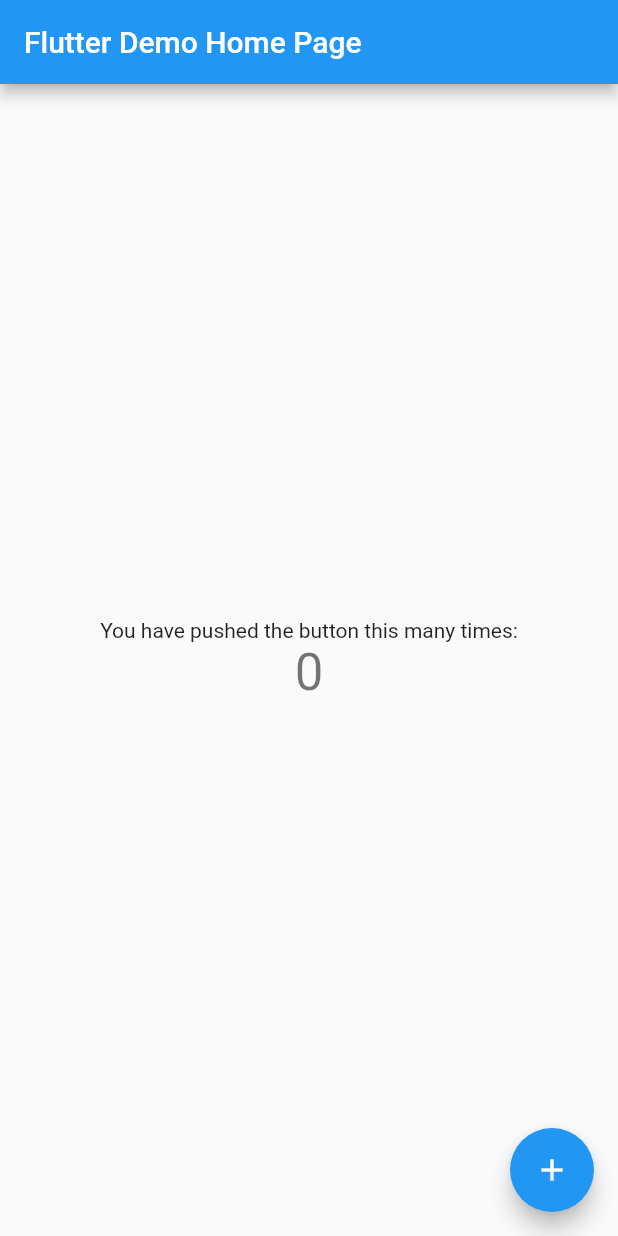
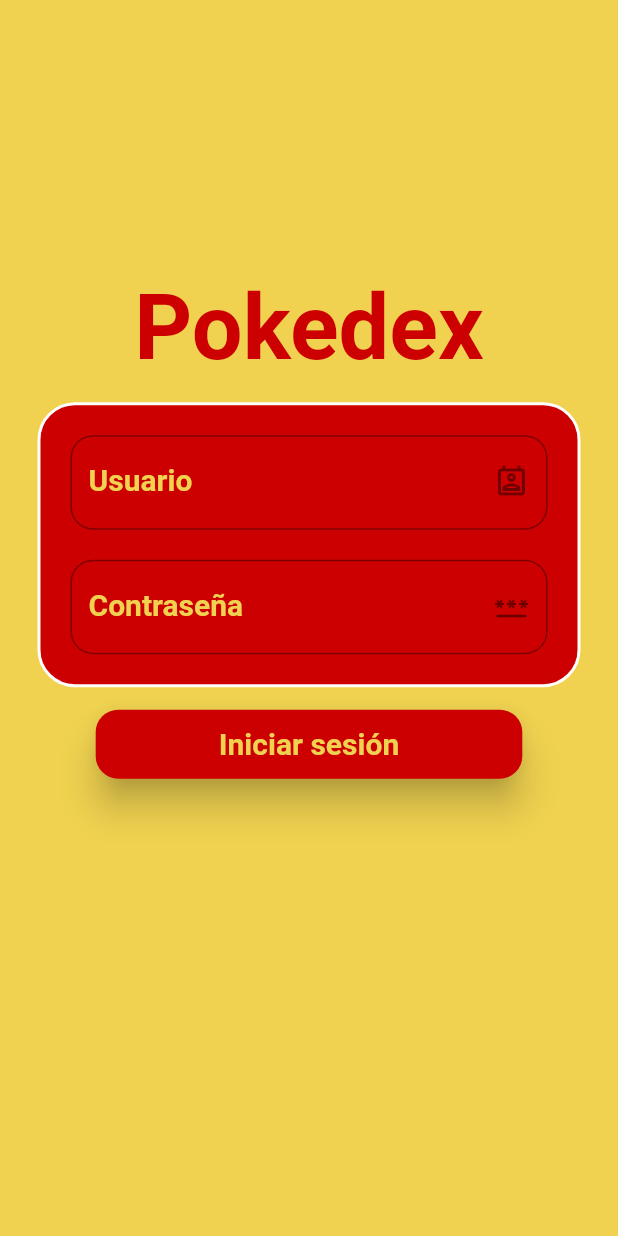
Before and after one commit to frguerrerogo/PTSL, a Flutter app: the screen it shows after launch, on a phone screen of 412 x 824 dp. Run offline on Flutter 3.47's test engine with Material 2 defaults, Android fonts, the phone set to English and light mode, and no system bars; Roboto replaces fonts that are missing (Pokemon).

Commit message:
login page is created, code is created for color, paths, text style and application paths.

```diff
--- a/lib/main.dart
+++ b/lib/main.dart
@@ -1,115 +1,8 @@
 import 'package:flutter/material.dart';
+import 'package:ptsl/ui/myApp.dart';
 
 void main() {
-  runApp(const MyApp());
+  runApp(
+    const MyApp(),
+  );
 }
-
-class MyApp extends StatelessWidget {
-  const MyApp({Key? key}) : super(key: key);
-
-  // This widget is the root of your application.
-  @override
-  Widget build(BuildContext context) {
-    return MaterialApp(
-      title: 'Flutter Demo',
-      theme: ThemeData(
-        // This is the theme of your application.
-        //
-        // Try running your application with "flutter run". You'll see the
-        // application has a blue toolbar. Then, without quitting the app, try
-        // changing the primarySwatch below to Colors.green and then invoke
-        // "hot reload" (press "r" in the console where you ran "flutter run",
-        // or simply save your changes to "hot reload" in a Flutter IDE).
-        // Notice that the counter didn't reset back to zero; the application
-        // is not restarted.
-        primarySwatch: Colors.blue,
-      ),
-      home: const MyHomePage(title: 'Flutter Demo Home Page'),
-    );
-  }
-}
-
-class MyHomePage extends StatefulWidget {
-  const MyHomePage({Key? key, required this.title}) : super(key: key);
-
-  // This widget is the home page of your application. It is stateful, meaning
-  // that it has a State object (defined below) that contains fields that affect
-  // how it looks.
-
-  // This class is the configuration for the state. It holds the values (in this
-  // case the title) provided by the parent (in this case the App widget) and
-  // used by the build method of the State. Fields in a Widget subclass are
-  // always marked "final".
-
-  final String title;
-
-  @override
-  State<MyHomePage> createState() => _MyHomePageState();
-}
-
-class _MyHomePageState extends State<MyHomePage> {
-  int _counter = 0;
-
-  void _incrementCounter() {
-    setState(() {
-      // This call to setState tells the Flutter framework that something has
-      // changed in this State, which causes it to rerun the build method below
-      // so that the display can reflect the updated values. If we changed
-      // _counter without calling setState(), then the build method would not be
-      // called again, and so nothing would appear to happen.
-      _counter++;
-    });
-  }
-
-  @override
-  Widget build(BuildContext context) {
-    // This method is rerun every time setState is called, for instance as done
-    // by the _incrementCounter method above.
-    //
-    // The Flutter framework has been optimized to make rerunning build methods
-    // fast, so that you can just rebuild anything that needs updating rather
-    // than having to individually change instances of widgets.
-    return Scaffold(
-      appBar: AppBar(
-        // Here we take the value from the MyHomePage object that was created by
-        // the App.build method, and use it to set our appbar title.
-        title: Text(widget.title),
-      ),
-      body: Center(
-        // Center is a layout widget. It takes a single child and positions it
-        // in the middle of the parent.
-        child: Column(
-          // Column is also a layout widget. It takes a list of children and
-          // arranges them vertically. By default, it sizes itself to fit its
-          // children horizontally, and tries to be as tall as its parent.
-          //
-          // Invoke "debug painting" (press "p" in the console, choose the
-          // "Toggle Debug Paint" action from the Flutter Inspector in Android
-          // Studio, or the "Toggle Debug Paint" command in Visual Studio Code)
-          // to see the wireframe for each widget.
-          //
-          // Column has various properties to control how it sizes itself and
-          // how it positions its children. Here we use mainAxisAlignment to
-          // center the children vertically; the main axis here is the vertical
-          // axis because Columns are vertical (the cross axis would be
-          // horizontal).
-          mainAxisAlignment: MainAxisAlignment.center,
-          children: <Widget>[
-            const Text(
-              'You have pushed the button this many times:',
-            ),
-            Text(
-              '$_counter',
-              style: Theme.of(context).textTheme.headline4,
-            ),
-          ],
-        ),
-      ),
-      floatingActionButton: FloatingActionButton(
-        onPressed: _incrementCounter,
-        tooltip: 'Increment',
-        child: const Icon(Icons.add),
-      ), // This trailing comma makes auto-formatting nicer for build methods.
-    );
-  }
-}
--- /dev/null
+++ b/lib/ui/myApp.dart
@@ -0,0 +1,21 @@
+import 'package:flutter/material.dart';
+import 'package:ptsl/ui/page/login_page.dart';
+import 'package:ptsl/ui/routes/routes.dart';
+
+class MyApp extends StatelessWidget {
+  const MyApp({Key? key}) : super(key: key);
+
+  // This widget is the root of your application.
+  @override
+  Widget build(BuildContext context) {
+    return MaterialApp(
+      title: 'Flutter Demo',
+      debugShowCheckedModeBanner: false,
+      theme: ThemeData(
+        primarySwatch: Colors.yellow,
+      ),
+      initialRoute: 'login',
+      routes: getAppRoutes(),
+    );
+  }
+}
--- /dev/null
+++ b/lib/ui/page/login_page.dart
@@ -0,0 +1,119 @@
+import 'package:flutter/material.dart';
+import 'package:ptsl/ui/theme/colors.dart';
+import 'package:ptsl/ui/theme/text_styles.dart';
+
+class LoginPage extends StatefulWidget {
+  const LoginPage({Key? key}) : super(key: key);
+
+  @override
+  State<LoginPage> createState() => _LoagiPageState();
+}
+
+class _LoagiPageState extends State<LoginPage> {
+  @override
+  Widget build(BuildContext context) {
+    return Scaffold(
+      backgroundColor: AppColors.secondaryColor,
+      body: bodyLogin(context),
+    );
+  }
+}
+
+Widget bodyLogin(context) {
+  var height = MediaQuery.of(context).size.height;
+  return ListView(
+    padding: EdgeInsets.symmetric(horizontal: 10.0, vertical: height / 4.5),
+    children: [
+      Column(
+        crossAxisAlignment: CrossAxisAlignment.center,
+        mainAxisAlignment: MainAxisAlignment.center,
+        children: [
+          Text(
+            'Pokedex',
+            style: AppTextStyle.headline1,
+          ),
+          Container(
+            margin: const EdgeInsets.all(15.0),
+            padding: const EdgeInsets.all(20.0),
+            decoration: BoxDecoration(
+              color: AppColors.primaryColor,
+              borderRadius: const BorderRadius.all(Radius.circular(25)),
+              border: Border.all(
+                color: Colors.white,
+                width: 2,
+              ),
+            ),
+            child: Column(
+              children: [
+                userAuthentication(),
+                const SizedBox(height: 20),
+                passwordAuthentication(),
+              ],
+            ),
+          ),
+          boton(context, 'Iniciar sesión', 'home')
+        ],
+      ),
+    ],
+  );
+}
+
+Widget userAuthentication() {
+  return TextField(
+    style: AppTextStyle.textTheme.headline3,
+    keyboardType: TextInputType.name,
+    decoration: InputDecoration(
+      labelStyle: AppTextStyle.textTheme.headline3,
+      hintStyle: AppTextStyle.textTheme.headline3,
+      border: OutlineInputBorder(borderRadius: BorderRadius.circular(15.0)),
+      hintText: 'Usuario',
+      labelText: 'Usuario',
+      suffixIcon: const Icon(Icons.perm_contact_calendar_outlined),
+    ),
+  );
+}
+
+Widget passwordAuthentication() {
+  return TextField(
+    key: const Key("signInPassword"),
+    obscureText: true,
+    obscuringCharacter: "*",
+    //autofocus: true,
+    textCapitalization: TextCapitalization.sentences,
+    style: AppTextStyle.textTheme.headline3,
+    decoration: InputDecoration(
+      labelStyle: AppTextStyle.textTheme.headline3,
+      hintStyle: AppTextStyle.textTheme.headline3,
+      border: OutlineInputBorder(borderRadius: BorderRadius.circular(15.0)),
+      labelText: 'Contraseña',
+      hintText: 'Contraseña',
+      //filled: true,
+      suffixIcon: const Icon(Icons.password_sharp),
+    ),
+  );
+}
+
+Widget boton(context, titulo, page) {
+  var width = MediaQuery.of(context).size.width;
+  return ElevatedButton(
+    style: ElevatedButton.styleFrom(
+      primary: AppColors.primaryColor,
+      visualDensity: VisualDensity.comfortable,
+      elevation: 10,
+      padding: const EdgeInsets.symmetric(horizontal: 10, vertical: 5),
+      onPrimary: AppColors.secondaryColor,
+      minimumSize: Size(width * 0.7, 50),
+      maximumSize: Size(width * 0.7, 50),
+      shape: const RoundedRectangleBorder(
+        borderRadius: BorderRadius.all(Radius.circular(15)),
+      ),
+    ),
+    child: Text(
+      titulo,
+      style: AppTextStyle.textTheme.headline3,
+    ),
+    onPressed: () {
+      Navigator.pushNamed(context, page);
+    },
+  );
+}
--- /dev/null
+++ b/lib/ui/routes/routes.dart
@@ -0,0 +1,10 @@
+import 'package:flutter/material.dart';
+import 'package:ptsl/ui/page/home_page.dart';
+import 'package:ptsl/ui/page/login_page.dart';
+
+Map<String, WidgetBuilder> getAppRoutes() {
+  return <String, WidgetBuilder>{
+    'login': (BuildContext context) => const LoginPage(),
+    'home': (BuildContext context) => const HomePage(),
+  };
+}
--- /dev/null
+++ b/lib/ui/theme/colors.dart
@@ -0,0 +1,19 @@
+import 'package:flutter/material.dart';
+
+class AppColors {
+  // Static color constants
+  static const Color primaryColor = Color.fromARGB(255, 204, 0, 0);
+  static const Color secondaryColor = Color.fromARGB(255, 240, 210, 80);
+
+  static const Color darkPrimaryColor = Color(0xff3366C6);
+  static const Color accentColor = Color(0xffe53766);
+  static const Color textPrimaryColor = Color(0xFF212121);
+  static const Color textSecondaryColor = Color(0xFF757575);
+  static const Color accentColorDarkTheme = Color(0xFF9E9E9E);
+
+  static ColorScheme lightScheme = const ColorScheme.light(
+    primary: primaryColor,
+  );
+
+  static ColorScheme darkScheme = const ColorScheme.dark();
+}
```
Also changed, not shown: lib/ui/page/home_page.dart (added, +17 -0 lines), lib/ui/theme/text_styles.dart (added, +47 -0 lines), pubspec.yaml (+9 -8 lines), assets/fonts/Pokemon-Hollow.ttf (added), assets/fonts/Pokemon-Solid.ttf (added).
